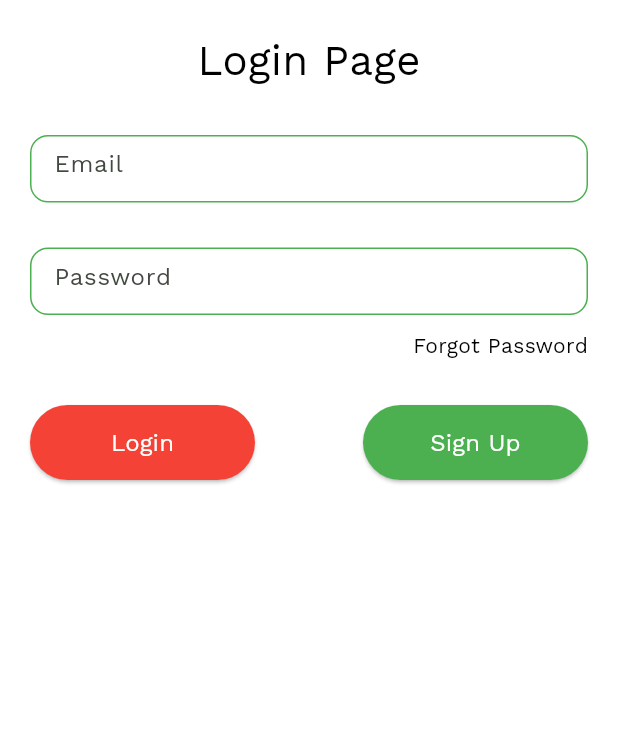
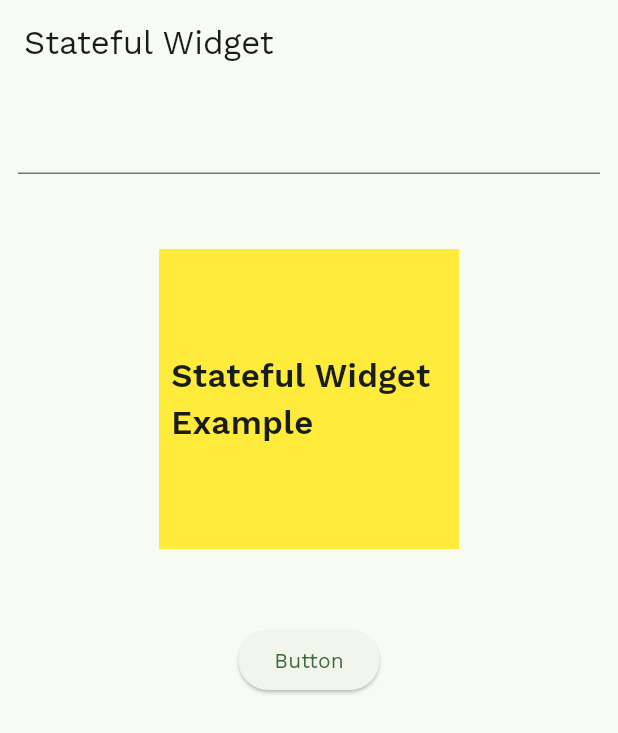
Before and after one commit to venkydevelop/Training_Class_Concepts, a Flutter app: the screen it shows after launch, on a phone screen of 412 x 824 dp. Shown: the top 733 px of the screen. Run offline on Flutter 3.47's test engine with Material 3 defaults, Android fonts, the phone set to English and light mode, and no system bars.

Commit message:
Stateful widget Example

```diff
--- /dev/null
+++ b/lib/flutter/stateful_widget_example.dart
@@ -0,0 +1,62 @@
+import 'package:flutter/material.dart';
+
+class StatefulWidgetExample extends StatefulWidget {
+  const StatefulWidgetExample({super.key});
+
+  @override
+  State<StatefulWidgetExample> createState() => _StatefulWidgetExampleState();
+}
+
+class _StatefulWidgetExampleState extends State<StatefulWidgetExample> {
+  String userText = "Stateful Widget Example";
+  Color _containerColor = Colors.yellow;
+  final nameTextController = TextEditingController();
+
+  @override
+  Widget build(BuildContext context) {
+    return Scaffold(
+      appBar: AppBar(
+        title: const Text("Stateful Widget"),
+      ),
+      body: Center(
+        child: Padding(
+          padding: const EdgeInsets.all(12.0),
+          child: Column(
+            crossAxisAlignment: CrossAxisAlignment.center,
+            children: [
+              TextField(
+                controller: nameTextController,
+              ),
+              const SizedBox(height: 50),
+              Container(
+                width: 200,
+                height: 200,
+                color: _containerColor,
+                child: Center(
+                  child: Padding(
+                    padding: const EdgeInsets.all(8.0),
+                    child: Text(
+                      userText,
+                      style: const TextStyle(
+                          fontSize: 22, fontWeight: FontWeight.w600),
+                    ),
+                  ),
+                ),
+              ),
+              const SizedBox(height: 50),
+              ElevatedButton(
+                  onPressed: () {
+                    setState(() {
+                      userText = nameTextController.text;
+                      _containerColor = Colors.lightBlue;
+                      nameTextController.clear();
+                    });
+                  },
+                  child: Text("Button")),
+            ],
+          ),
+        ),
+      ),
+    );
+  }
+}
--- a/lib/main.dart
+++ b/lib/main.dart
@@ -1,6 +1,5 @@
 import 'package:flutter/material.dart';
-
-import 'flutter/multilayout_example.dart';
+import 'package:training_session/flutter/stateful_widget_example.dart';
 
 void main() {
   runApp(const MyApp());
@@ -18,7 +17,7 @@ class MyApp extends StatelessWidget {
           colorScheme: ColorScheme.fromSeed(seedColor: Colors.green),
           useMaterial3: true,
           fontFamily: "WorkSans"),
-      home: const MultilayoutExample(),
+      home: const StatefulWidgetExample(),
     );
   }
 }
```
